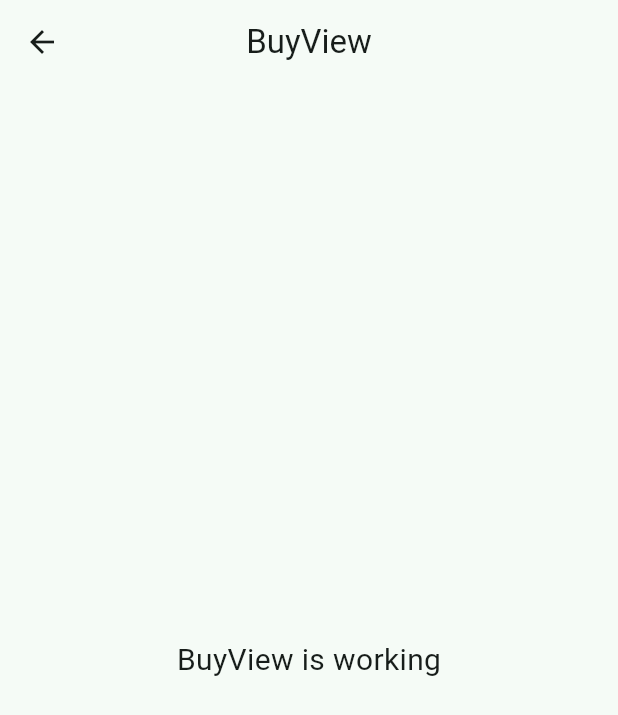
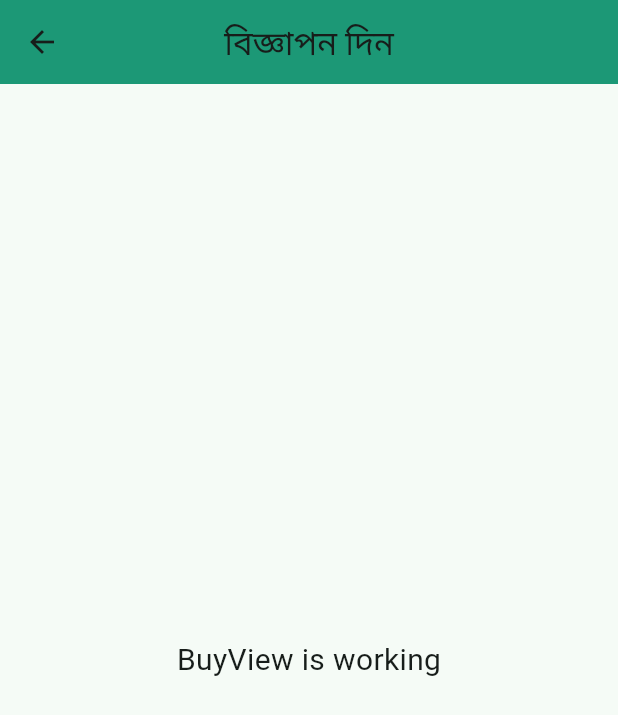
Before and after one commit to Milon3658/chicken_app, a Flutter app: the BuyView screen opened by its route, on a phone screen of 412 x 824 dp. Shown: the top 715 px of the screen. Run offline on Flutter 3.47's test engine with Material 3 defaults, Android fonts, the phone set to English and light mode, and no system bars; our stand-ins replace gap, get.

Commit message:
Update BuyView title and background color; adjust MainpageView navigation logic

```diff
--- a/lib/app/modules/Buy/views/buy_view.dart
+++ b/lib/app/modules/Buy/views/buy_view.dart
@@ -1,3 +1,4 @@
+import 'package:chicken/app/data/AppColors.dart';
 import 'package:flutter/material.dart';
 
 import 'package:get/get.dart';
@@ -10,7 +11,8 @@ class BuyView extends GetView<BuyController> {
   Widget build(BuildContext context) {
     return Scaffold(
       appBar: AppBar(
-        title: const Text('BuyView'),
+        backgroundColor: primaryColor,
+        title: const Text('বিজ্ঞাপন দিন'),
         centerTitle: true,
       ),
       body: const Center(
```
Also changed, not shown: lib/app/modules/mainpage/views/mainpage_view.dart (+3 -7 lines).
